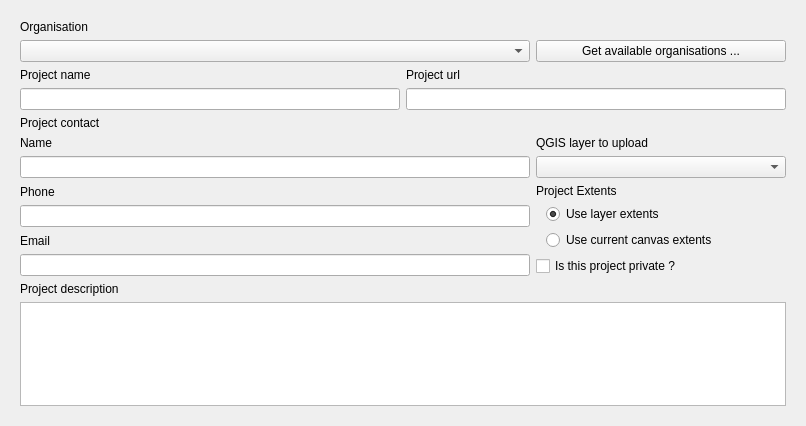
First picture: the form in cadasta/gui/ui/wizard/step_project_creation01.ui, repository Cadasta/cadasta-qgis-plugin, before the edit.
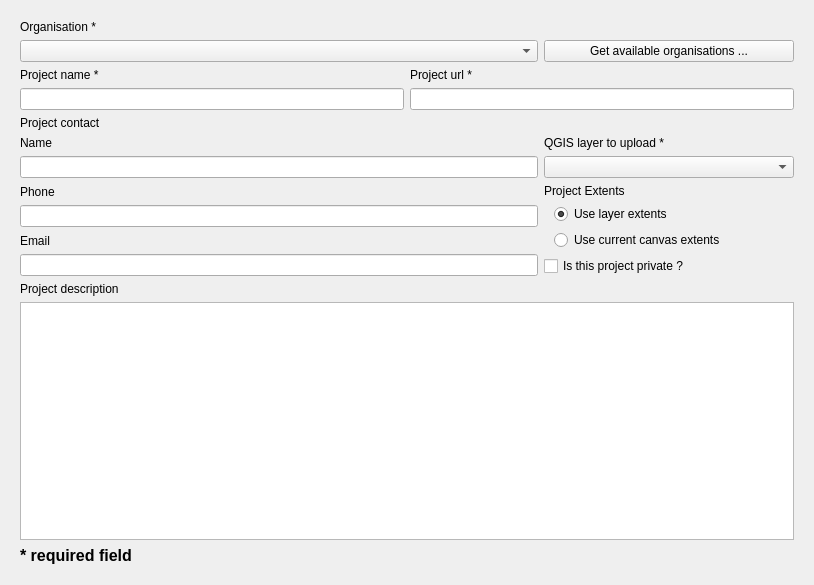
Second picture: the form after the edit. Custom widgets are drawn as their Qt base class.

Commit message: Upload project and locations

```diff
--- a/cadasta/gui/ui/wizard/step_project_creation01.ui
+++ b/cadasta/gui/ui/wizard/step_project_creation01.ui
@@ -6,8 +6,8 @@
    <rect>
     <x>0</x>
     <y>0</y>
-    <width>806</width>
-    <height>426</height>
+    <width>814</width>
+    <height>585</height>
    </rect>
   </property>
   <property name="sizePolicy">
@@ -33,15 +33,15 @@
        <rect>
         <x>0</x>
         <y>0</y>
-        <width>782</width>
-        <height>457</height>
+        <width>790</width>
+        <height>561</height>
        </rect>
       </property>
       <layout class="QVBoxLayout" name="verticalLayout_12">
        <item>
         <widget class="QLabel" name="label">
          <property name="text">
-          <string>Organisation</string>
+          <string>Organisation *</string>
          </property>
         </widget>
        </item>
@@ -76,14 +76,14 @@
          <item>
           <widget class="QLabel" name="label_2">
            <property name="text">
-            <string>Project name</string>
+            <string>Project name *</string>
            </property>
           </widget>
          </item>
          <item>
           <widget class="QLabel" name="label_4">
            <property name="text">
-            <string>Project url</string>
+            <string>Project url *</string>
            </property>
           </widget>
          </item>
@@ -134,7 +134,7 @@
             </size>
            </property>
            <property name="text">
-            <string>QGIS layer to upload</string>
+            <string>QGIS layer to upload *</string>
            </property>
           </widget>
          </item>
@@ -255,6 +255,20 @@
        <item>
         <widget class="QTextEdit" name="project_description_text"/>
        </item>
+       <item>
+        <widget class="QLabel" name="label_9">
+         <property name="font">
+          <font>
+           <pointsize>12</pointsize>
+           <weight>75</weight>
+           <bold>true</bold>
+          </font>
+         </property>
+         <property name="text">
+          <string>* required field</string>
+         </property>
+        </widget>
+       </item>
       </layout>
      </widget>
     </widget>
```
The commit also changes 5 other files.
